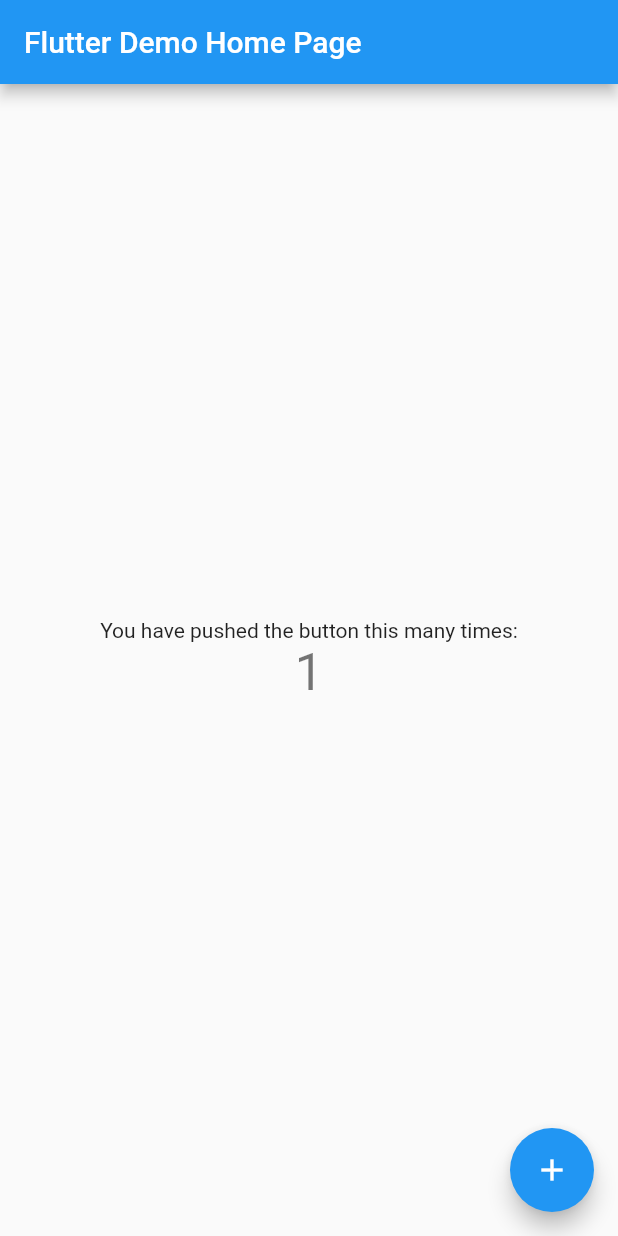
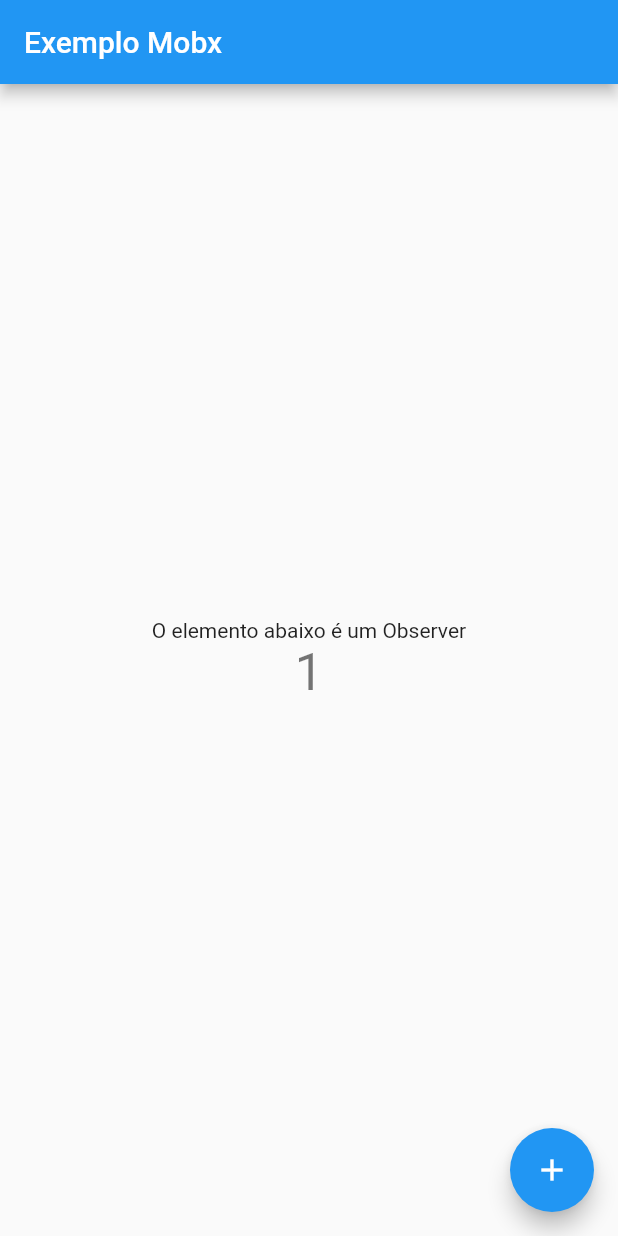
Before and after one commit to TonySilva7/pomodoro-flutter, a Flutter app: the screen it shows after launch, after a tap on the "add" icon, on a phone screen of 412 x 824 dp. Run offline on Flutter 3.47's test engine with Material 2 defaults, Android fonts, the phone set to English and light mode, and no system bars; our stand-ins replace flutter_mobx, mobx; generated files the repository leaves out were written again.

Commit message:
feat: implements mobx example

```diff
--- a/lib/main.dart
+++ b/lib/main.dart
@@ -1,4 +1,6 @@
 import 'package:flutter/material.dart';
+import 'package:pomodoro/store/contador.store.dart';
+import 'package:flutter_mobx/flutter_mobx.dart';
 
 void main() {
   runApp(const MyApp());
@@ -7,109 +9,49 @@
 class MyApp extends StatelessWidget {
   const MyApp({super.key});
 
-  // This widget is the root of your application.
   @override
   Widget build(BuildContext context) {
     return MaterialApp(
       title: 'Flutter Demo',
       theme: ThemeData(
-        // This is the theme of your application.
-        //
-        // Try running your application with "flutter run". You'll see the
-        // application has a blue toolbar. Then, without quitting the app, try
-        // changing the primarySwatch below to Colors.green and then invoke
-        // "hot reload" (press "r" in the console where you ran "flutter run",
-        // or simply save your changes to "hot reload" in a Flutter IDE).
-        // Notice that the counter didn't reset back to zero; the application
-        // is not restarted.
         primarySwatch: Colors.blue,
       ),
-      home: const MyHomePage(title: 'Flutter Demo Home Page'),
+      home: MyHomePage(),
     );
   }
 }
 
-class MyHomePage extends StatefulWidget {
-  const MyHomePage({super.key, required this.title});
-
-  // This widget is the home page of your application. It is stateful, meaning
-  // that it has a State object (defined below) that contains fields that affect
-  // how it looks.
-
-  // This class is the configuration for the state. It holds the values (in this
-  // case the title) provided by the parent (in this case the App widget) and
-  // used by the build method of the State. Fields in a Widget subclass are
-  // always marked "final".
-
-  final String title;
-
-  @override
-  State<MyHomePage> createState() => _MyHomePageState();
-}
-
-class _MyHomePageState extends State<MyHomePage> {
-  int _counter = 0;
-
-  void _incrementCounter() {
-    setState(() {
-      // This call to setState tells the Flutter framework that something has
-      // changed in this State, which causes it to rerun the build method below
-      // so that the display can reflect the updated values. If we changed
-      // _counter without calling setState(), then the build method would not be
-      // called again, and so nothing would appear to happen.
-      _counter++;
-    });
-  }
+class MyHomePage extends StatelessWidget {
+  MyHomePage({super.key});
+  final store = ContadorStore();
 
   @override
   Widget build(BuildContext context) {
-    // This method is rerun every time setState is called, for instance as done
-    // by the _incrementCounter method above.
-    //
-    // The Flutter framework has been optimized to make rerunning build methods
-    // fast, so that you can just rebuild anything that needs updating rather
-    // than having to individually change instances of widgets.
     return Scaffold(
       appBar: AppBar(
-        // Here we take the value from the MyHomePage object that was created by
-        // the App.build method, and use it to set our appbar title.
-        title: Text(widget.title),
+        title: const Text('Exemplo Mobx'),
       ),
       body: Center(
-        // Center is a layout widget. It takes a single child and positions it
-        // in the middle of the parent.
         child: Column(
-          // Column is also a layout widget. It takes a list of children and
-          // arranges them vertically. By default, it sizes itself to fit its
-          // children horizontally, and tries to be as tall as its parent.
-          //
-          // Invoke "debug painting" (press "p" in the console, choose the
-          // "Toggle Debug Paint" action from the Flutter Inspector in Android
-          // Studio, or the "Toggle Debug Paint" command in Visual Studio Code)
-          // to see the wireframe for each widget.
-          //
-          // Column has various properties to control how it sizes itself and
-          // how it positions its children. Here we use mainAxisAlignment to
-          // center the children vertically; the main axis here is the vertical
-          // axis because Columns are vertical (the cross axis would be
-          // horizontal).
           mainAxisAlignment: MainAxisAlignment.center,
           children: <Widget>[
             const Text(
-              'You have pushed the button this many times:',
+              'O elemento abaixo é um Observer',
             ),
-            Text(
-              '$_counter',
-              style: Theme.of(context).textTheme.headlineMedium,
-            ),
+            Observer(builder: (ctx) {
+              return Text(
+                '${store.contador}',
+                style: Theme.of(context).textTheme.headlineMedium,
+              );
+            }),
           ],
         ),
       ),
       floatingActionButton: FloatingActionButton(
-        onPressed: _incrementCounter,
+        onPressed: store.increment,
         tooltip: 'Increment',
         child: const Icon(Icons.add),
-      ), // This trailing comma makes auto-formatting nicer for build methods.
+      ),
     );
   }
 }
--- /dev/null
+++ b/lib/store/contador.store.dart
@@ -0,0 +1,14 @@
+import 'package:mobx/mobx.dart';
+part 'contador.store.g.dart';
+
+class ContadorStore = _ContadorStore with _$ContadorStore;
+
+abstract class _ContadorStore with Store {
+  @observable
+  int contador = 0;
+
+  @action
+  void increment() {
+    contador++;
+  }
+}
```
Also changed, not shown: lib/store/contador.store.g.dart (added).
